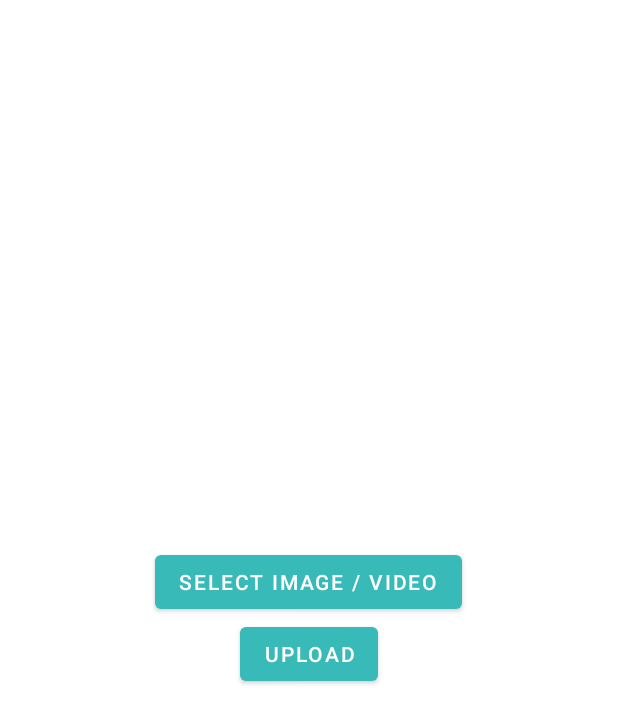
After one commit to Carrick-K7/URGameGuru, an Android app: the ShowMediaActivity screen opened directly, with no data from a screen before it, on a phone screen of 412 x 824 dp. The commit adds this screen. Shown: the top 723 px of the screen. Run offline under Robolectric (Android 15) with nearby library versions, the phone set to English and light mode, and no system bars; our stand-ins replace Firebase (no records; nobody signed in at launch, a user with empty details on screens opened directly); pictures from the network do not load.

Commit message:
Picture upload function added

```diff
--- a/app/build.gradle
+++ b/app/build.gradle
@@ -47,9 +47,13 @@ dependencies {
     implementation 'com.veinhorn.scrollgalleryview:library:1.2.6'
     implementation 'com.veinhorn.scrollgalleryview:picasso-loader:1.2.4'
 
+    implementation 'com.github.bumptech.glide:glide:4.12.0'
+    annotationProcessor 'com.github.bumptech.glide:compiler:4.12.0'
+
     implementation platform('com.google.firebase:firebase-bom:29.0.0')
     implementation 'com.google.firebase:firebase-analytics'
     implementation 'com.google.firebase:firebase-auth'
+    implementation 'com.google.firebase:firebase-storage'
 
     testImplementation 'junit:junit:4.+'
     androidTestImplementation 'androidx.test.ext:junit:1.1.3'
--- a/app/src/main/AndroidManifest.xml
+++ b/app/src/main/AndroidManifest.xml
@@ -9,6 +9,12 @@
         android:roundIcon="@mipmap/ic_launcher_round"
         android:supportsRtl="true"
         android:theme="@style/Theme.URGameGuru">
+        <activity
+            android:name=".show_media.ShowMediaActivity"
+            android:exported="true" />
+        <activity
+            android:name=".add_media.AddMediaActivity"
+            android:exported="true" />
         <activity
             android:name=".comment_list.CommentListActivity"
             android:exported="true"
--- /dev/null
+++ b/app/src/main/java/com/example/urgameguru/show_media/ShowMediaActivity.java
@@ -0,0 +1,77 @@
+package com.example.urgameguru.show_media;
+
+import androidx.activity.result.ActivityResult;
+import androidx.activity.result.ActivityResultCallback;
+import androidx.activity.result.ActivityResultLauncher;
+import androidx.activity.result.contract.ActivityResultContract;
+import androidx.activity.result.contract.ActivityResultContracts;
+import androidx.appcompat.app.AppCompatActivity;
+
+import android.app.Activity;
+import android.content.Intent;
+import android.net.Uri;
+import android.os.Bundle;
+import android.view.View;
+import android.widget.Button;
+import android.widget.ImageView;
+import android.widget.Toast;
+
+import com.example.urgameguru.R;
+import com.google.firebase.auth.FirebaseAuth;
+import com.google.firebase.auth.FirebaseUser;
+import com.google.firebase.storage.FirebaseStorage;
+import com.google.firebase.storage.StorageReference;
+import com.google.firebase.storage.UploadTask;
+
+public class ShowMediaActivity extends AppCompatActivity {
+
+    ActivityResultLauncher<Intent> activityResultLauncher;
+    Uri uploadUri;
+
+    @Override
+    protected void onCreate(Bundle savedInstanceState) {
+        super.onCreate(savedInstanceState);
+        setContentView(R.layout.activity_show_media);
+
+        FirebaseUser user = FirebaseAuth.getInstance().getCurrentUser();
+        FirebaseStorage storage = FirebaseStorage.getInstance();
+        StorageReference storageRef = storage.getReference();
+        assert user != null;
+        String testPath = user.getUid() + "/test.img";
+        StorageReference testRef = storageRef.child(testPath);
+
+
+        activityResultLauncher = registerForActivityResult(new ActivityResultContracts.StartActivityForResult(), new ActivityResultCallback<ActivityResult>() {
+                    @Override
+                    public void onActivityResult(ActivityResult result) {
+                        if (result.getResultCode() == Activity.RESULT_OK) {
+                            // There are no request codes
+                            Intent data = result.getData();
+                            assert data != null;
+                            uploadUri = data.getData();
+                            ImageView imageView = findViewById(R.id.iv_upload_preview);
+                            imageView.setImageURI(uploadUri);
+                        }
+                    }
+                }
+        );
+
+        Button btSelect = findViewById(R.id.bt_select);
+        btSelect.setOnClickListener(v -> {
+            Intent intent = new Intent(Intent.ACTION_GET_CONTENT);
+            intent.setType("image/*");
+            activityResultLauncher.launch(intent);
+        });
+
+        Button btUpload = findViewById(R.id.bt_upload);
+        btUpload.setOnClickListener(v -> {
+            UploadTask uploadTask = testRef.putFile(uploadUri);
+            uploadTask.addOnFailureListener( e -> {
+                Toast.makeText(this, e.toString(), Toast.LENGTH_SHORT).show();
+            }).addOnSuccessListener(taskSnapshot -> {
+                Toast.makeText(this, "Upload success!", Toast.LENGTH_SHORT).show();
+            });
+        });
+
+    }
+}
--- a/app/src/main/res/layout/activity_my_game_detail.xml
+++ b/app/src/main/res/layout/activity_my_game_detail.xml
@@ -138,7 +138,7 @@
             android:layout_weight="1"/>
 
         <ImageView
-            android:id="@+id/add_screenshots_clips"
+            android:id="@+id/add_media"
             android:layout_width="20dp"
             android:layout_height="20dp"
             android:src="@drawable/add_black"
@@ -157,6 +157,7 @@
         android:layout_marginBottom="10dp">
 
         <TextView
+            android:id="@+id/tv_screenshot1"
             android:layout_width="90dp"
             android:layout_height="75dp"
             android:text="screenshot1"
--- /dev/null
+++ b/app/src/main/res/layout/activity_show_media.xml
@@ -0,0 +1,29 @@
+<?xml version="1.0" encoding="utf-8"?>
+<androidx.appcompat.widget.LinearLayoutCompat xmlns:android="http://schemas.android.com/apk/res/android"
+    xmlns:app="http://schemas.android.com/apk/res-auto"
+    xmlns:tools="http://schemas.android.com/tools"
+    android:layout_width="match_parent"
+    android:layout_height="match_parent"
+    android:orientation="vertical"
+    android:gravity="center"
+    tools:context=".show_media.ShowMediaActivity">
+
+    <com.google.android.material.button.MaterialButton
+        android:id="@+id/bt_select"
+        android:layout_width="wrap_content"
+        android:layout_height="wrap_content"
+        android:text="@string/select"
+        android:gravity="center"/>
+
+    <com.google.android.material.imageview.ShapeableImageView
+        android:id="@+id/iv_upload_preview"
+        android:layout_width="wrap_content"
+        android:layout_height="wrap_content"/>
+
+    <com.google.android.material.button.MaterialButton
+        android:id="@+id/bt_upload"
+        android:layout_width="wrap_content"
+        android:layout_height="wrap_content"
+        android:text="@string/upload"/>
+
+</androidx.appcompat.widget.LinearLayoutCompat>
--- a/app/src/main/res/values/strings.xml
+++ b/app/src/main/res/values/strings.xml
@@ -143,5 +143,8 @@
     <string name="top_comment">Top Comments</string>
     <string name="recent_comment">Recent Comments</string>
     <string name="label_developer">"Developer: "</string>
+    <string name="select">Select image / video</string>
+    <string name="upload">Upload</string>
+
     <string name="title_login_activity">LoginActivity</string>
 </resources>
```
Also changed, not shown: app/src/main/java/com/example/urgameguru/add_media/AddMediaActivity.java (added, +40 -0 lines), app/src/main/java/com/example/urgameguru/add_media/AddMediaAdapter.java (added, +77 -0 lines), app/src/main/java/com/example/urgameguru/my_game_detail/MyGameDetailActivity.java (+10 -2 lines), app/src/main/res/layout/activity_add_media.xml (added, +15 -0 lines), app/src/main/res/layout/viewholder_add_media.xml (added, +18 -0 lines).
